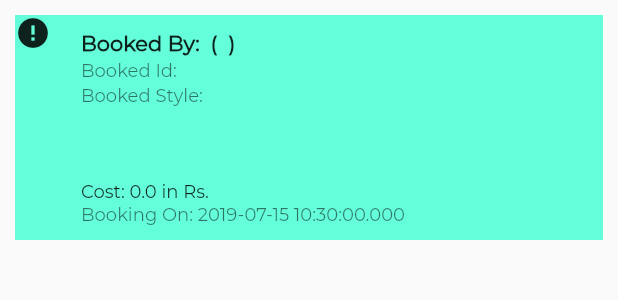
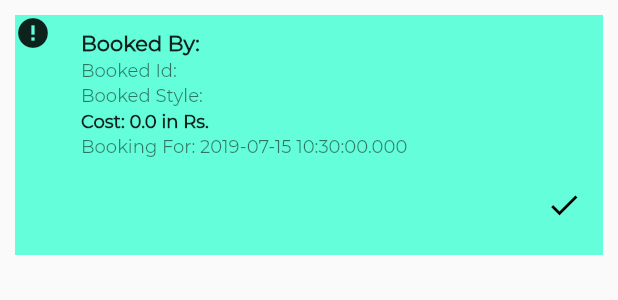
Before and after one commit to partnercloudsupport/beauty_flow, a Flutter app: the BookingForList widget shown alone on an empty page, opened directly with empty values, on a phone screen of 412 x 824 dp. Shown: the top 300 px of the screen. Run offline on Flutter 3.47's test engine with Material 2 defaults, Android fonts, the phone set to English and light mode, and no system bars; drawn by our look-alikes of cached_network_image; our stand-ins replace cloud_firestore, datetime_picker_formfield, fancy_bottom_navigation, firebase_auth, firebase_storage, font_awesome_flutter and 3 more; missing offline and left inert: simple_autocomplete_formfield; accounts and stored records are empty; network calls fail; statements that could not run were skipped; project files that could hold a hidden picture were left out.

Commit message:
new post

```diff
--- a/lib/Model/booking.dart
+++ b/lib/Model/booking.dart
@@ -3,7 +3,8 @@ import 'package:cloud_firestore/cloud_firestore.dart';
 class Booking {
   final String beautyProId,beautyProDisplayName, beautyProUserName, bookedBy,bookedByUserName, bookedByDisplayName, bookingId, mediaUrl, postId, style;
   final double price;
-  final Timestamp timestamp;
+  final Timestamp timestamp,booking;
+  final bool isConfirmed;
 
   Booking.fromMap(Map<String, dynamic> map)
       : assert(map['bookedBy'] != null),
@@ -15,7 +16,6 @@ class Booking {
         assert(map['beautyProDisplayName'] != null),
         assert(map['beautyProUserName'] != null),
         assert(map['postId'] != null),
-        assert(map['timestamp'] != null),
         assert(map['price'] != null),
         assert(map['style'] != null),
         beautyProId = map['beautyProId'],
@@ -28,6 +28,8 @@ class Booking {
         beautyProDisplayName = map["beautyProDisplayName"],
         beautyProUserName = map["beautyProUserName"],
         postId = map["postId"],
+        isConfirmed = map["isConfirmed"],
+        booking = map["booking"],
         style = map["style"],
         mediaUrl = map["mediaUrl"];
 
--- a/lib/pages/booking_page.dart
+++ b/lib/pages/booking_page.dart
@@ -1,3 +1,5 @@
+import 'dart:typed_data';
+
 import 'package:beauty_flow/Model/booking.dart';
 import 'package:beauty_flow/authentication/authentication.dart';
 import 'package:cached_network_image/cached_network_image.dart';
@@ -51,7 +53,8 @@ class _BookingPageState extends State<BookingPage> {
               child: StreamBuilder(
                 stream: Firestore.instance
                     .collection("bookings")
-                    .where("bookedBy", isEqualTo: widget.userId).limit(10)
+                    .where("bookedBy", isEqualTo: widget.userId)
+                    .limit(10)
                     .snapshots(),
                 builder: (context, snapshot) {
                   return !snapshot.hasData
@@ -65,7 +68,8 @@ class _BookingPageState extends State<BookingPage> {
               child: StreamBuilder(
                 stream: Firestore.instance
                     .collection("bookings")
-                    .where("beautyProId", isEqualTo: widget.userId).limit(10)
+                    .where("beautyProId", isEqualTo: widget.userId)
+                    .limit(10)
                     .snapshots(),
                 builder: (context, snapshot) {
                   return !snapshot.hasData
@@ -83,7 +87,7 @@ class _BookingPageState extends State<BookingPage> {
 
   Widget _buildYourBookingList(
       BuildContext context, List<DocumentSnapshot> snapshots) {
-        double height = MediaQuery.of(context).size.height;
+    double height = MediaQuery.of(context).size.height;
     if (snapshots.length == 0) {
       return Container(
         child: Column(
@@ -140,7 +144,7 @@ class _BookingPageState extends State<BookingPage> {
 
 Widget _buildBookingForYouList(
     BuildContext context, List<DocumentSnapshot> snapshots) {
-      double height = MediaQuery.of(context).size.height;
+  double height = MediaQuery.of(context).size.height;
   if (snapshots.length == 0) {
     return Container(
       child: Column(
@@ -257,7 +261,7 @@ class YourBookingList extends StatelessWidget {
     return Padding(
       padding: const EdgeInsets.all(10.0),
       child: Container(
-        height: 150,
+        height: 160,
         decoration: new BoxDecoration(
           color: Colors.tealAccent,
         ),
@@ -306,7 +310,7 @@ class _BookingForYouListArticleDescription extends StatelessWidget {
             crossAxisAlignment: CrossAxisAlignment.start,
             children: <Widget>[
               Text(
-                'Booked By: ${booking.bookedByUserName} ( ${booking.bookedByDisplayName} )',
+                'Booked By: ${booking.bookedByUserName}',
                 maxLines: 2,
                 overflow: TextOverflow.ellipsis,
                 style: const TextStyle(
@@ -336,25 +340,19 @@ class _BookingForYouListArticleDescription extends StatelessWidget {
                   fontFamily: 'Montserrat',
                 ),
               ),
-            ],
-          ),
-        ),
-        Expanded(
-          flex: 1,
-          child: Column(
-            crossAxisAlignment: CrossAxisAlignment.start,
-            mainAxisAlignment: MainAxisAlignment.end,
-            children: <Widget>[
+              const Padding(padding: EdgeInsets.only(bottom: 2.0)),
               Text(
                 'Cost: ${booking.price} in Rs.',
                 style: const TextStyle(
                   fontSize: 12.0,
                   color: Colors.black87,
+                  fontWeight: FontWeight.bold,
                   fontFamily: 'Montserrat',
                 ),
               ),
+              const Padding(padding: EdgeInsets.only(bottom: 2.0)),
               Text(
-                'Booking On: ${booking.timestamp.toDate()}',
+                'Booking For: ${booking.booking != null ? booking.booking.toDate() : ''}',
                 style: const TextStyle(
                   fontSize: 12.0,
                   color: Colors.black54,
@@ -364,8 +362,37 @@ class _BookingForYouListArticleDescription extends StatelessWidget {
             ],
           ),
         ),
+        Expanded(
+          flex: 1,
+          child: Row(
+            mainAxisAlignment: MainAxisAlignment.end,
+            children: <Widget>[
+              IconButton(
+                icon:
+                    booking.isConfirmed ? Icon(Icons.close) : Icon(Icons.check),
+                color: Colors.black,
+                tooltip: 'Confirm/Reject',
+                onPressed: () {
+                  _bookingStatus(booking.isConfirmed);
+                },
+              ),
+            ],
+          ),
+        ),
       ],
     );
+  }
+
+  _bookingStatus(bool isConfirmed) {
+    print(isConfirmed);
+    bool bookingStatus = !isConfirmed;
+    Firestore.instance
+        .collection('bookings')
+        .document(booking.bookingId)
+        .updateData({
+      'isConfirmed': bookingStatus,
+      'timestamp': FieldValue.serverTimestamp()
+    });
   }
 }
 
@@ -382,7 +409,7 @@ class BookingForList extends StatelessWidget {
     return Padding(
       padding: const EdgeInsets.all(10.0),
       child: Container(
-        height: 150,
+        height: 160,
         decoration: new BoxDecoration(
           color: Colors.tealAccent,
         ),
@@ -407,6 +434,9 @@ class BookingForList extends StatelessWidget {
                 ),
               ),
             ),
+            Padding(
+              padding: EdgeInsets.only(bottom: 30),
+            )
           ],
         ),
       ),
--- a/lib/pages/postdetails_page.dart
+++ b/lib/pages/postdetails_page.dart
@@ -327,6 +327,7 @@ class _PostDetailsPageState extends State<PostDetailsPage> {
       "bookedByUserName": currentUserModel.username,
       "bookedByDisplayName": currentUserModel.displayName,
       "booking": date,
+      "isConfirmed":false,
       "timestamp": FieldValue.serverTimestamp(),
     }).then((DocumentReference doc) {
       String docId = doc.documentID;
--- a/lib/pages/userdetailshero_page.dart
+++ b/lib/pages/userdetailshero_page.dart
@@ -180,7 +180,7 @@ class _UserDetailsHeroPageState extends State<UserDetailsHeroPage> {
                             decoration: BoxDecoration(
                               boxShadow: [
                                 BoxShadow(
-                                  color: Colors.black54,
+                                  color: Colors.black26,
                                   offset: Offset(2, 2),
                                   spreadRadius: 2,
                                   blurRadius: 4,
@@ -198,7 +198,7 @@ class _UserDetailsHeroPageState extends State<UserDetailsHeroPage> {
                                 tag: posts.postId,
                                 child: CachedNetworkImage(
                                   imageUrl: posts.mediaUrl,
-                                  fit: BoxFit.cover,
+                                  fit: BoxFit.contain,
                                   fadeInDuration: Duration(milliseconds: 500),
                                   fadeInCurve: Curves.easeIn,
                                   placeholder: (context, url) =>
```
Also changed, not shown: lib/pages/newpost_page.dart (+33 -18 lines).
